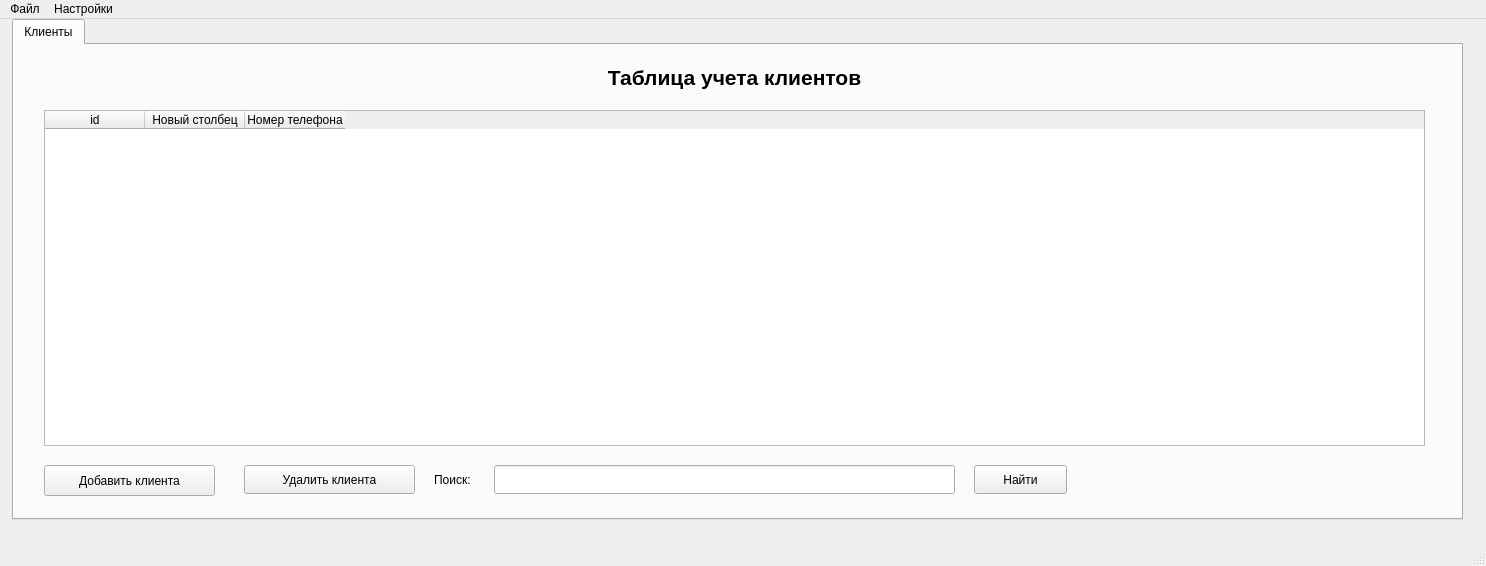
The window that mainwindow.ui (yurikses/ClientFlow) describes before a commit, drawn with Qt 5.
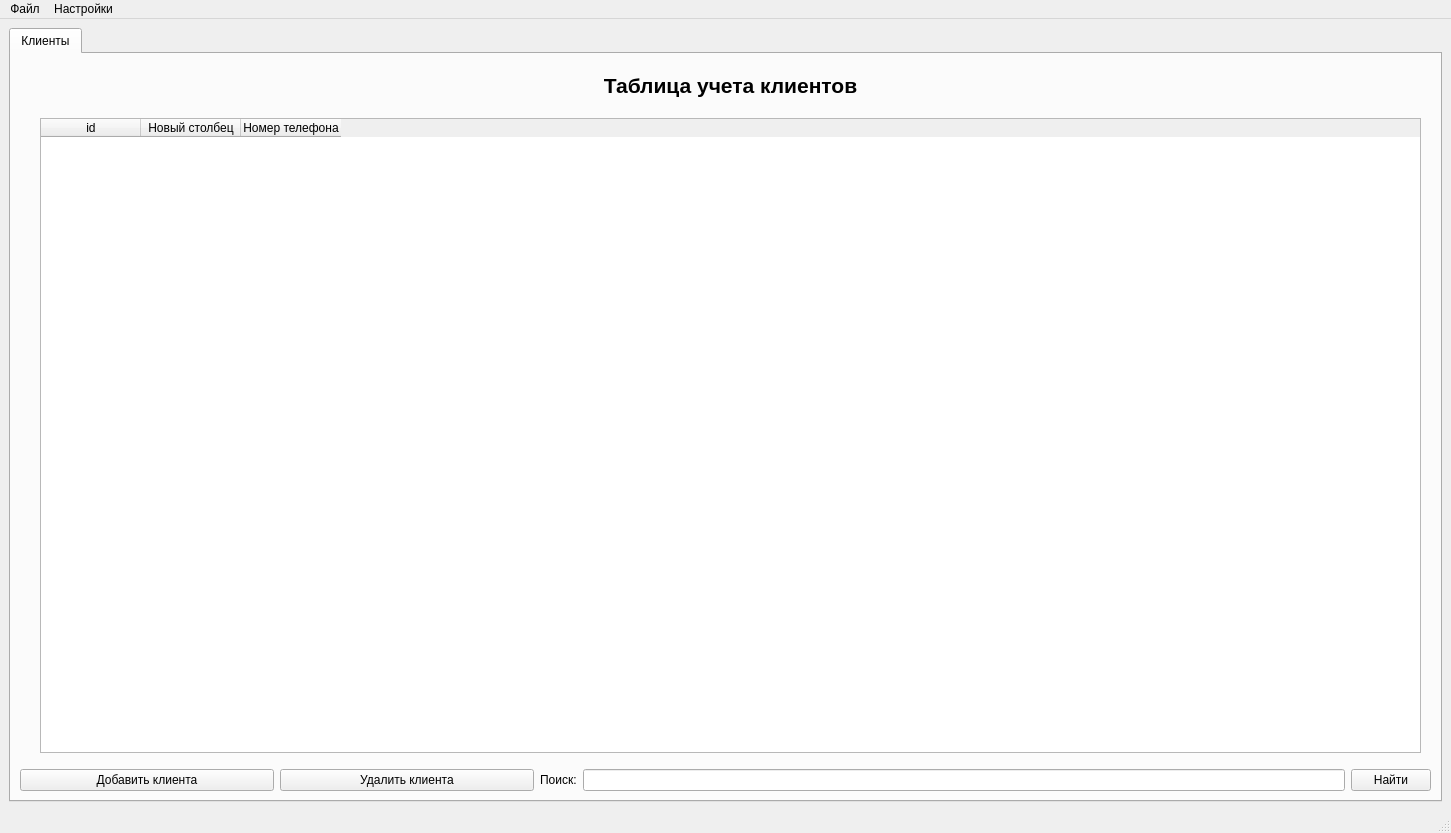
The same window after the commit. Icons and pictures are not drawn.

```diff
--- a/mainwindow.ui
+++ b/mainwindow.ui
@@ -6,10 +6,16 @@
    <rect>
     <x>0</x>
     <y>0</y>
-    <width>1486</width>
-    <height>566</height>
+    <width>1451</width>
+    <height>833</height>
    </rect>
   </property>
+  <property name="sizePolicy">
+   <sizepolicy hsizetype="Preferred" vsizetype="Preferred">
+    <horstretch>0</horstretch>
+    <verstretch>0</verstretch>
+   </sizepolicy>
+  </property>
   <property name="windowTitle">
    <string>ClientFlow v0.1</string>
   </property>
@@ -23,17 +29,8 @@
      <verstretch>0</verstretch>
     </sizepolicy>
    </property>
-   <widget class="QWidget" name="horizontalLayoutWidget_2">
-    <property name="geometry">
-     <rect>
-      <x>12</x>
-      <y>0</y>
-      <width>1451</width>
-      <height>501</height>
-     </rect>
-    </property>
-    <layout class="QHBoxLayout" name="horizontalLayout_2">
-     <item>
+   <layout class="QGridLayout" name="gridLayout_2">
+    <item row="0" column="0">
       <widget class="QTabWidget" name="tabWidget">
        <property name="sizePolicy">
         <sizepolicy hsizetype="Preferred" vsizetype="Preferred">
@@ -48,45 +45,15 @@
         <attribute name="title">
          <string>Клиенты</string>
         </attribute>
-        <widget class="QPushButton" name="addClientButton">
-         <property name="geometry">
-          <rect>
-           <x>30</x>
-           <y>420</y>
-           <width>171</width>
-           <height>31</height>
-          </rect>
-         </property>
-         <property name="text">
-          <string>Добавить клиента</string>
-         </property>
-        </widget>
-        <widget class="QPushButton" name="delClientButton">
-         <property name="geometry">
-          <rect>
-           <x>230</x>
-           <y>420</y>
-           <width>171</width>
-           <height>29</height>
-          </rect>
-         </property>
-         <property name="text">
-          <string>Удалить клиента</string>
-         </property>
-        </widget>
-        <widget class="QWidget" name="horizontalLayoutWidget">
-         <property name="geometry">
-          <rect>
-           <x>10</x>
-           <y>10</y>
-           <width>1411</width>
-           <height>401</height>
-          </rect>
-         </property>
-         <layout class="QHBoxLayout" name="horizontalLayout" stretch="3,0">
+       <layout class="QGridLayout" name="gridLayout" columnstretch="1,1,0,3,0">
+        <item row="0" column="0" colspan="5">
+         <layout class="QHBoxLayout" name="horizontalLayout" stretch="3">
           <property name="spacing">
            <number>10</number>
           </property>
+          <property name="sizeConstraint">
+           <enum>QLayout::SizeConstraint::SetFixedSize</enum>
+          </property>
           <property name="leftMargin">
            <number>20</number>
           </property>
@@ -104,6 +71,9 @@
             <property name="spacing">
              <number>20</number>
             </property>
+            <property name="sizeConstraint">
+             <enum>QLayout::SizeConstraint::SetMaximumSize</enum>
+            </property>
             <item>
              <widget class="QLabel" name="label_3">
               <property name="font">
@@ -189,66 +159,51 @@
             </item>
            </layout>
           </item>
-          <item>
-           <layout class="QFormLayout" name="formLayout">
-            <property name="fieldGrowthPolicy">
-             <enum>QFormLayout::FieldGrowthPolicy::ExpandingFieldsGrow</enum>
-            </property>
-            <property name="rowWrapPolicy">
-             <enum>QFormLayout::RowWrapPolicy::DontWrapRows</enum>
-            </property>
-           </layout>
-          </item>
-         </layout>
-        </widget>
+         </layout>
+        </item>
+        <item row="1" column="0">
+         <widget class="QPushButton" name="addClientButton">
+          <property name="text">
+           <string>Добавить клиента</string>
+          </property>
+         </widget>
+        </item>
+        <item row="1" column="1">
+         <widget class="QPushButton" name="delClientButton">
+          <property name="text">
+           <string>Удалить клиента</string>
+          </property>
+         </widget>
+        </item>
+        <item row="1" column="2">
         <widget class="QLabel" name="label_4">
-         <property name="geometry">
-          <rect>
-           <x>420</x>
-           <y>420</y>
-           <width>63</width>
-           <height>29</height>
-          </rect>
-         </property>
          <property name="text">
           <string>Поиск:</string>
          </property>
         </widget>
-        <widget class="QLineEdit" name="searchDatalineEdit">
-         <property name="geometry">
-          <rect>
-           <x>480</x>
-           <y>420</y>
-           <width>461</width>
-           <height>29</height>
-          </rect>
-         </property>
-        </widget>
+        </item>
+        <item row="1" column="3">
+         <widget class="QLineEdit" name="searchDatalineEdit"/>
+        </item>
+        <item row="1" column="4">
         <widget class="QPushButton" name="searchClientsButton">
-         <property name="geometry">
-          <rect>
-           <x>960</x>
-           <y>420</y>
-           <width>93</width>
-           <height>29</height>
-          </rect>
-         </property>
          <property name="text">
           <string>Найти</string>
          </property>
         </widget>
+        </item>
+       </layout>
        </widget>
       </widget>
      </item>
     </layout>
-   </widget>
   </widget>
   <widget class="QMenuBar" name="menubar">
    <property name="geometry">
     <rect>
      <x>0</x>
      <y>0</y>
-     <width>1486</width>
+     <width>1451</width>
      <height>26</height>
     </rect>
    </property>
```
Lines whose indentation alone changed are shown as unchanged.
